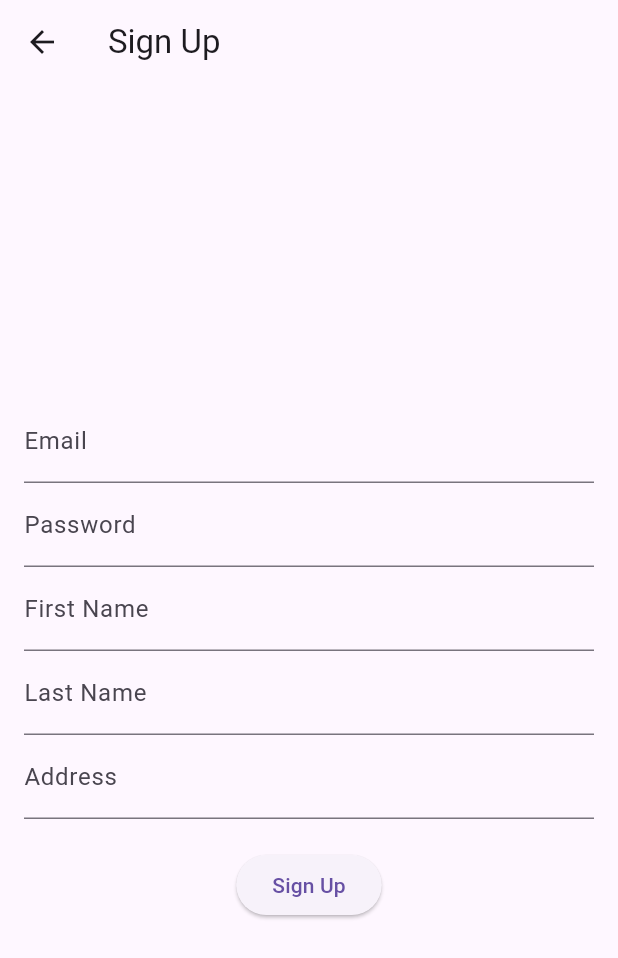
After one commit to zaherM77/CustomizedCake, a Flutter app: the screen it shows after launch, after a tap on "Signup", on a phone screen of 412 x 824 dp. The commit adds this screen. Shown: the top 958 px of the screen. Run offline on Flutter 3.47's test engine with Material 3 defaults, Android fonts, the phone set to English and light mode, and no system bars; missing offline and left inert: flutter_material_color_picker; network calls fail.

Commit message:
signup and addpeoduct

```diff
--- a/lib/LoginForm.dart
+++ b/lib/LoginForm.dart
@@ -1,10 +1,10 @@
+import 'package:customizedcake/signUp.dart';
 import 'package:flutter/cupertino.dart';
 import 'package:flutter/material.dart';
 import 'dart:convert';
 import 'package:http/http.dart' as http;
 import 'package:customizedcake/AdminPanel.dart';
 import 'package:customizedcake/HomeScreen.dart';
-
 class LoginForm extends StatefulWidget {
   @override
   _LoginFormState createState() => _LoginFormState();
@@ -29,7 +29,7 @@ class _LoginFormState extends State<LoginForm> {
           TextField(
             controller: _emailController,
             decoration: InputDecoration(
-              labelText: 'email',
+              labelText: 'Email',
             ),
           ),
           TextField(
@@ -40,19 +40,33 @@ class _LoginFormState extends State<LoginForm> {
           SizedBox(height: 20),
           ElevatedButton(
             onPressed: () {
-               authenticateUser(context, _emailController.text, _passwordController.text);
+              authenticateUser(context, _emailController.text, _passwordController.text);
             },
             child: Text('Login'),
+          ),
+          SizedBox(height: 10),
+          ElevatedButton(
+            onPressed: () {
+              // Navigate to the signup screen or perform signup logic
+              // For simplicity, let's assume you have a SignupScreen widget
+              Navigator.push(
+                context,
+                MaterialPageRoute(builder: (context) => SignupPage()),
+              );
+            },
+            child: Text('Signup'),
           ),
         ],
       ),
     );
   }
 }
+// The rest of your authentication logic remains unchanged
+
 
 void authenticateUser(BuildContext context, String email, String password) async {
   final response = await http.post(
-    Uri.parse('http://192.168.1.8/API/login.php'), // Replace with your PHP script URL
+    Uri.parse('http://10.0.0.15/API/login.php'), // Replace with your PHP script URL
     body: {
       'email': email,
       'password': password,
--- a/lib/getProducts.dart
+++ b/lib/getProducts.dart
@@ -6,7 +6,7 @@ import 'package:http/http.dart' as http;
 //const String _baseURL = "http://10.0.0.15/API/getProduct.php";
 // const String _baseURL ="bestbakery7.infinityfreeapp.com";
 void updateProducts() async {
-  var url = "http://192.168.1.8/API/getProduct.php";
+  var url = "http://10.0.0.15/API/getProduct.php";
 
   try {
     var response = await http.get(Uri.parse(url));
--- /dev/null
+++ b/lib/signUp.dart
@@ -0,0 +1,103 @@
+import 'package:flutter/material.dart';
+import 'package:http/http.dart' as http;
+import 'dart:convert';
+
+class SignupPage extends StatefulWidget {
+  @override
+  _SignupPageState createState() => _SignupPageState();
+}
+
+class _SignupPageState extends State<SignupPage> {
+  final TextEditingController _emailController = TextEditingController();
+  final TextEditingController _passwordController = TextEditingController();
+  final TextEditingController _firstNameController = TextEditingController();
+  final TextEditingController _lastNameController = TextEditingController();
+  final TextEditingController _addressController = TextEditingController();
+
+  @override
+  Widget build(BuildContext context) {
+    return Scaffold(
+      appBar: AppBar(
+        title: Text('Sign Up'),
+      ),
+      body: Padding(
+        padding: EdgeInsets.all(16.0),
+        child: Column(
+          mainAxisAlignment: MainAxisAlignment.center,
+          children: [
+            TextField(
+              controller: _emailController,
+              decoration: InputDecoration(labelText: 'Email'),
+            ),
+            TextField(
+              controller: _passwordController,
+              obscureText: true,
+              decoration: InputDecoration(labelText: 'Password'),
+            ),
+            TextField(
+              controller: _firstNameController,
+              decoration: InputDecoration(labelText: 'First Name'),
+            ),
+            TextField(
+              controller: _lastNameController,
+              decoration: InputDecoration(labelText: 'Last Name'),
+            ),
+            TextField(
+              controller: _addressController,
+              decoration: InputDecoration(labelText: 'Address'),
+            ),
+            SizedBox(height: 20),
+            ElevatedButton(
+              onPressed: () {
+                signUpUser(
+                  _emailController.text,
+                  _passwordController.text,
+                  _firstNameController.text,
+                  _lastNameController.text,
+                  _addressController.text,
+                );
+              },
+              child: Text('Sign Up'),
+            ),
+          ],
+        ),
+      ),
+    );
+  }
+
+  void signUpUser(String email, String password, String firstName, String lastName, String address) async {
+    final response = await http.post(
+      Uri.parse('http://10.0.0.15/API/signup.php'), // Replace with your PHP script URL
+      body: {
+        'email': email,
+        'password': password,
+        'first_name': firstName,
+        'last_name': lastName,
+        'address': address,
+      },
+    );
+
+    if (response.statusCode == 200) {
+      try {
+        final Map<String, dynamic> data = json.decode(response.body);
+        if (data.containsKey('success')) {
+          // Signup successful
+          print("Signup successful: ${data['message']}");
+          // Navigate to the login page or any other page as needed
+        } else if (data.containsKey('error')) {
+          // Handle signup error
+          print("Signup error: ${data['error']}");
+          // Display an error message to the user
+        }
+      } catch (e) {
+        // Print raw response for debugging
+        print("Non-JSON Response: ${response.body}");
+        print(e);
+      }
+    } else {
+      // Handle HTTP request error
+      print("HTTP request error. Status code: ${response.statusCode}");
+      // Display an error message to the user
+    }
+  }
+}
```
Also changed, not shown: lib/Addproduct.dart (+72 -14 lines).
